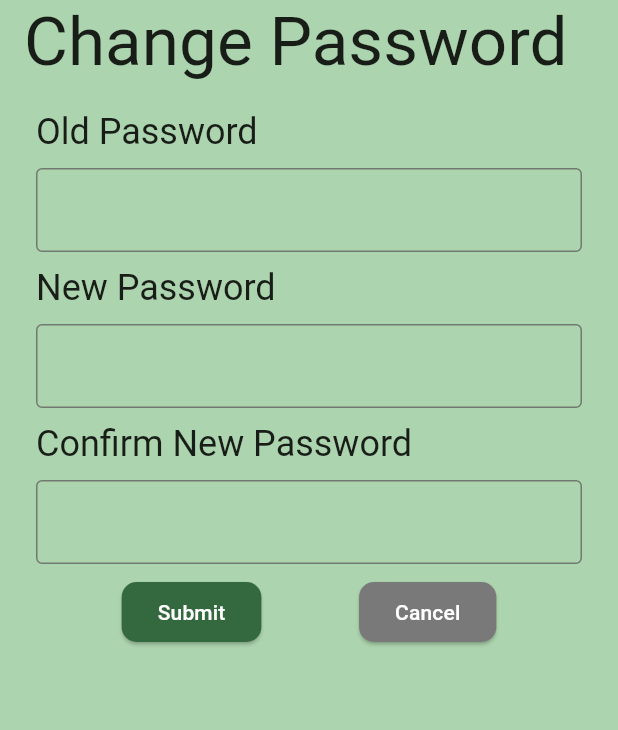
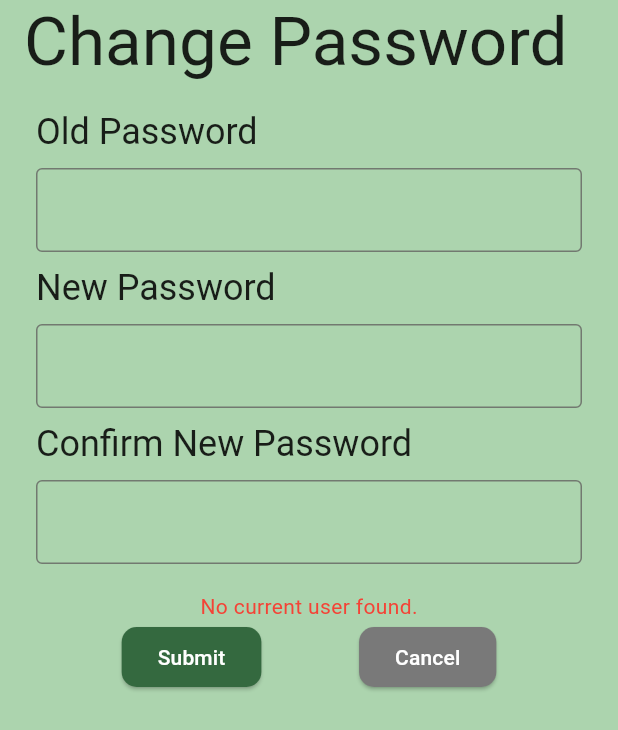
Before and after one commit to sharlenecera/BPToursApp, a Flutter app: the ChangePasswordPage screen opened by its route, after a tap on "Submit", on a phone screen of 412 x 824 dp. Shown: the top 730 px of the screen. Run offline on Flutter 3.47's test engine with Material 3 defaults, Android fonts, the light colour scheme and no system bars; our stand-ins replace flutter_secure_storage; accounts and stored records are empty.

Commit message:
Change Password page: Created a changePassword function which shows different error messages for different errors.

```diff
--- a/lib/change_password_screen.dart
+++ b/lib/change_password_screen.dart
@@ -12,10 +12,54 @@ class ChangePasswordPage extends StatefulWidget {
 }
 
 class _ChangePasswordPageState extends State<ChangePasswordPage> {
+  final storage = FlutterSecureStorage();
   String _errorMessage = '';
   String _oldPassword = '';
   String _newPassword = '';
   String _repeatNewPassword = '';
+
+  void changePassword() async {
+    final currentUser = await storage.read(key: 'currentUser');
+    if (currentUser != null) {
+      final usersJSON = await storage.read(key: 'users');
+      if (usersJSON != null) {
+        List<Map<String, dynamic>> users = List<Map<String, dynamic>>.from(json.decode(usersJSON));
+        final userIndex = users.indexWhere((user) => user['username'] == currentUser);
+        if (userIndex > -1) {
+          final user = users[userIndex];
+          if (user['password'] == _oldPassword) {
+            if (_newPassword == _repeatNewPassword) {
+              users[userIndex]['password'] = _newPassword;
+              await storage.write(key: 'users', value: json.encode(users));
+              if (mounted) {
+                Navigator.pop(context, true); // Return true to indicate success
+              }
+            } else {
+              setState(() {
+                _errorMessage = 'New passwords do not match.';
+              });
+            }
+          } else {
+            setState(() {
+              _errorMessage = 'Old password is incorrect.';
+            });
+          }
+        } else {
+          setState(() {
+            _errorMessage = 'User not found.';
+          });
+        }
+      } else {
+        setState(() {
+          _errorMessage = 'No users found.';
+        });
+      }
+    } else {
+      setState(() {
+        _errorMessage = 'No current user found.';
+      });
+    }
+  }
 
   @override
   Widget build(BuildContext context) {
@@ -104,7 +148,7 @@ class _ChangePasswordPageState extends State<ChangePasswordPage> {
             Row(
               mainAxisAlignment: MainAxisAlignment.spaceEvenly,
               children: [
-                PrimaryButton(label: 'Submit', onPressed: (){}),
+                PrimaryButton(label: 'Submit', onPressed: changePassword),
                 SecondaryButton(label: 'Cancel', onPressed: () => Navigator.pop(context)),
               ],
             )
```
